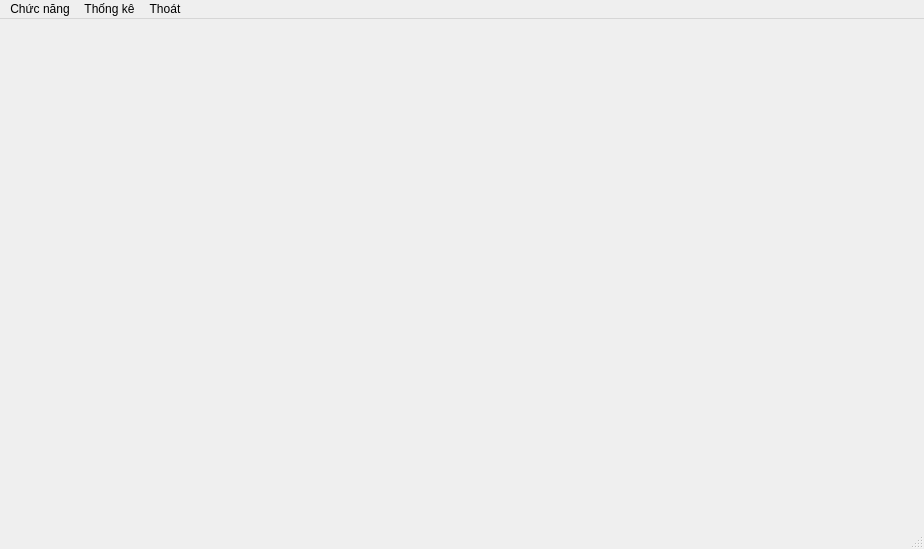
Qt form main/main.ui (lehieu181023/QLTC-python) before a commit.
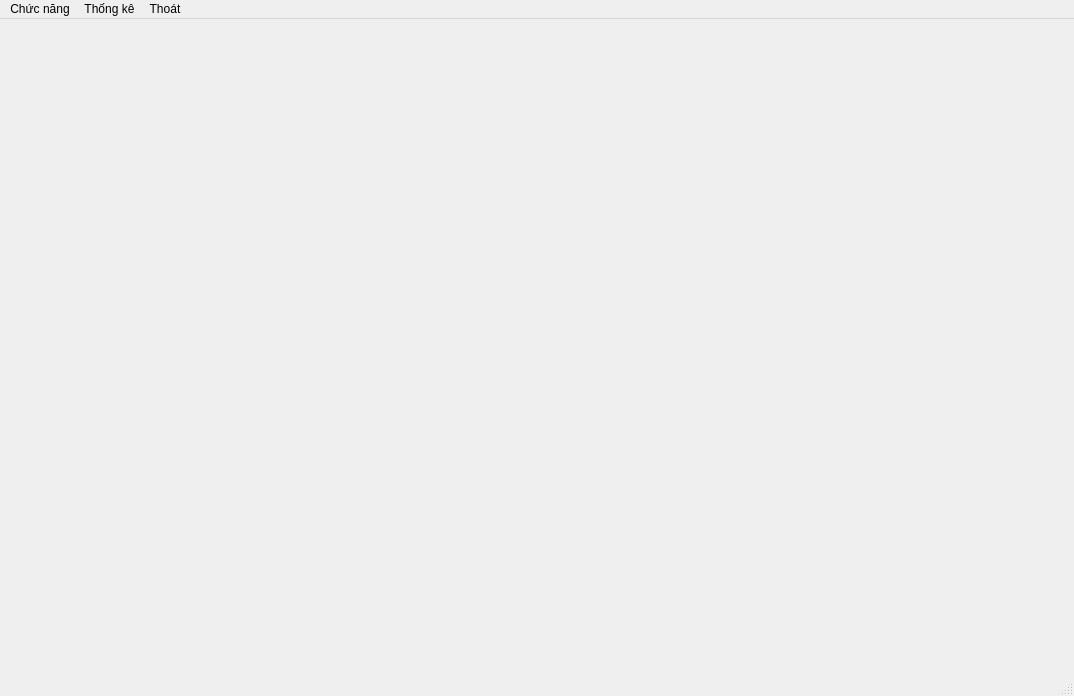
The same form after that commit.

What changed in the file:
```diff
--- a/main/main.ui
+++ b/main/main.ui
@@ -6,8 +6,8 @@
    <rect>
     <x>0</x>
     <y>0</y>
-    <width>924</width>
-    <height>549</height>
+    <width>1074</width>
+    <height>696</height>
    </rect>
   </property>
   <property name="windowTitle">
@@ -19,8 +19,8 @@
      <rect>
       <x>0</x>
       <y>0</y>
-      <width>921</width>
-      <height>521</height>
+      <width>1074</width>
+      <height>653</height>
      </rect>
     </property>
     <property name="currentIndex">
@@ -35,7 +35,7 @@
     <rect>
      <x>0</x>
      <y>0</y>
-     <width>924</width>
+     <width>1074</width>
      <height>21</height>
     </rect>
    </property>
```
